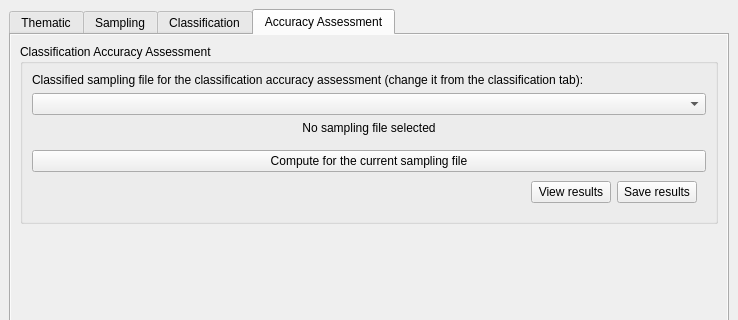
First picture: the form in ui/acatama_dockwidget.ui, repository SMByC/AcATaMa, before the edit; both pictures show x 0 to 738 and y 0 to 320 of the 738 by 1166 pixel window.
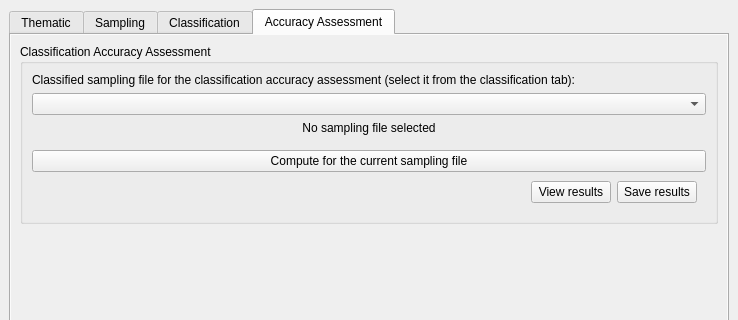
Second picture: the form after the edit. The open tabs and pages were chosen to show the change. Custom widgets are drawn as their Qt base class.

Patch:
```diff
--- a/ui/acatama_dockwidget.ui
+++ b/ui/acatama_dockwidget.ui
@@ -1272,7 +1272,7 @@
                <item>
                 <widget class="QLabel" name="label_23">
                  <property name="text">
-                  <string>Classified sampling file for the classification accuracy assessment (change it from the classification tab):</string>
+                  <string>Classified sampling file for the classification accuracy assessment (select it from the classification tab):</string>
                  </property>
                  <property name="alignment">
                   <set>Qt::AlignJustify|Qt::AlignVCenter</set>
```
Left out of the diff: 80 changed lines with no effect on the pictures.
